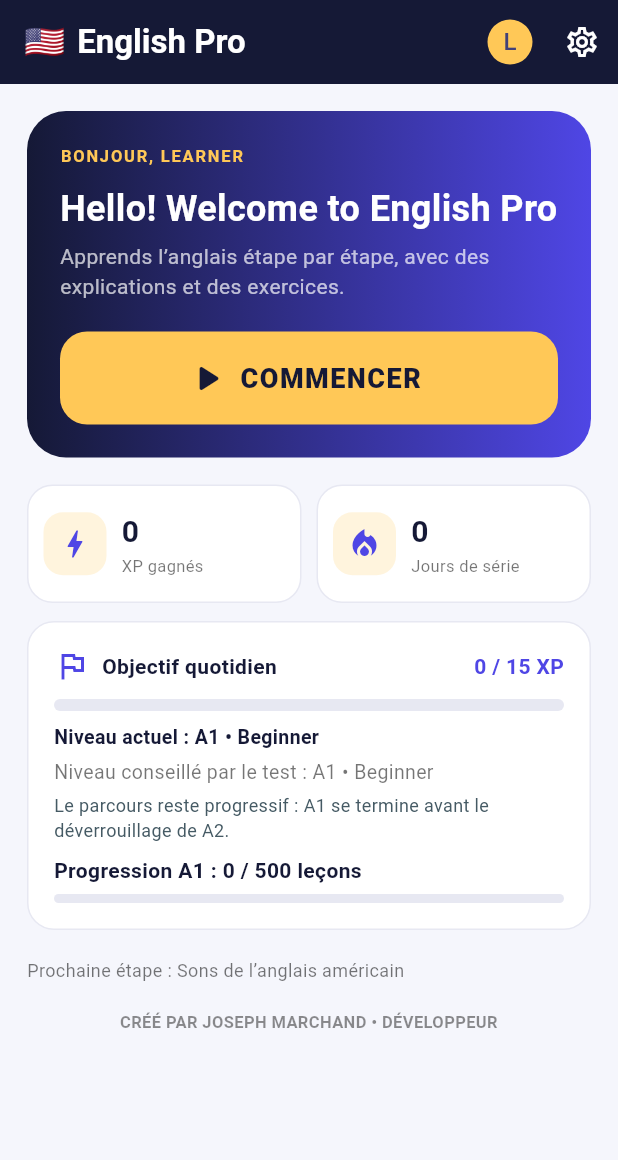
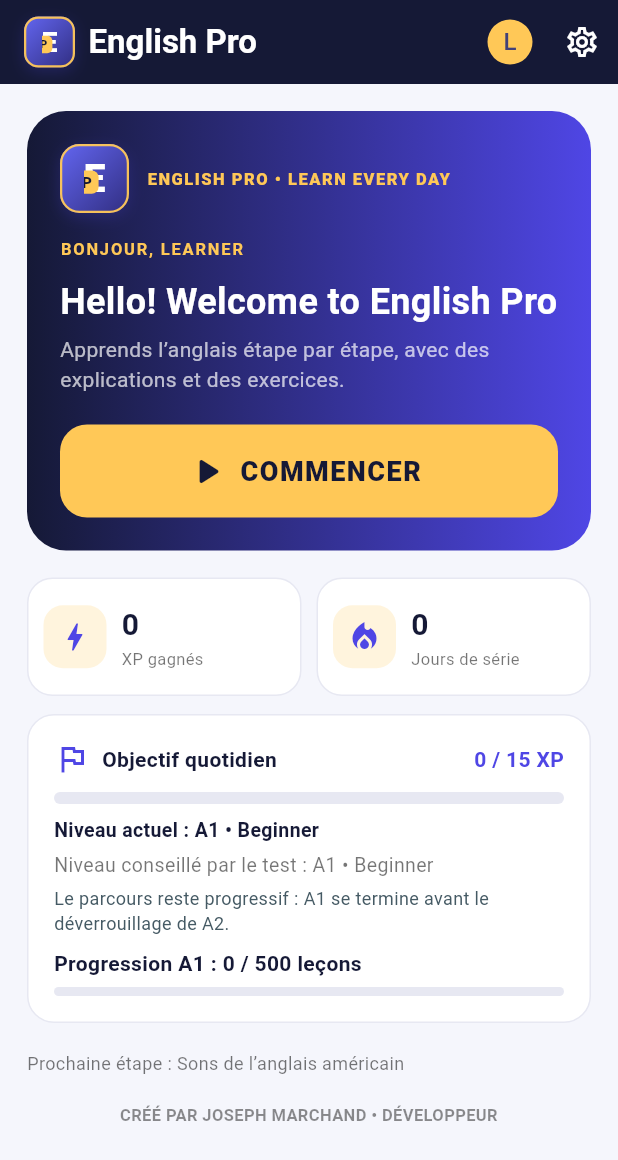
Before and after one commit to jmarchand282-dot/English-pro, a Flutter app: the screen it shows after launch, on a phone screen of 412 x 824 dp. Shown: the top 1160 px of the screen. Run offline on Flutter 3.47's test engine with Material 3 defaults, Android fonts, the phone set to English and light mode, and no system bars; our stand-ins replace flutter_local_notifications, flutter_timezone, flutter_tts, image_picker, shared_preferences, speech_to_text and 1 more.

Commit message:
Add reusable English Pro brand mark to app header and home screen

```diff
--- a/lib/main.dart
+++ b/lib/main.dart
@@ -77,7 +77,7 @@ class _AppHomeState extends State<AppHome> {
   final totalA1=total('A1');
   return Scaffold(
    appBar:AppBar(
-    title:const Row(children:[Text('🇺🇸',style:TextStyle(fontSize:22)),SizedBox(width:8),Text('English Pro',style:TextStyle(fontWeight:FontWeight.bold))]),
+    title:const Row(children:[EnglishProBrandMark(size:34),SizedBox(width:9),Text('English Pro',style:TextStyle(fontWeight:FontWeight.bold))]),
     actions:[
      IconButton(onPressed:profile,icon:avatar(photo,name,30),tooltip:'Profil'),
      IconButton(onPressed:settings,icon:const Icon(Icons.settings_outlined),tooltip:'Paramètres'),
@@ -85,6 +85,8 @@ class _AppHomeState extends State<AppHome> {
    ),
    body:ListView(padding:const EdgeInsets.fromLTRB(18,18,18,24),children:[
     Container(padding:const EdgeInsets.all(22),decoration:BoxDecoration(gradient:const LinearGradient(colors:[navy,blue]),borderRadius:BorderRadius.circular(26)),child:Column(crossAxisAlignment:CrossAxisAlignment.start,children:[
+     const Row(children:[EnglishProBrandMark(size:46),SizedBox(width:12),Expanded(child:Text('ENGLISH PRO • LEARN EVERY DAY',style:TextStyle(color:gold,fontSize:11,fontWeight:FontWeight.w900,letterSpacing:1.0)))]),
+     const SizedBox(height:16),
      Text('BONJOUR, ${name.toUpperCase()}',style:const TextStyle(color:gold,fontSize:11,fontWeight:FontWeight.bold,letterSpacing:1.2)),
      const SizedBox(height:12),
      const Text('Hello! Welcome to English Pro',style:TextStyle(color:Colors.white,fontSize:24,fontWeight:FontWeight.bold,height:1.2)),
@@ -703,3 +705,43 @@ class SettingsPage extends StatelessWidget{
  ]));
 }
 Widget avatar(String? data,String name,double size){Widget child;if(data!=null){try{child=Image.memory(base64Decode(data),width:size,height:size,fit:BoxFit.cover);}catch(_){child=Text(name.isEmpty?'E':name[0].toUpperCase());}}else{child=Text(name.isEmpty?'E':name[0].toUpperCase());}return CircleAvatar(radius:size/2,backgroundColor:gold,child:ClipOval(child:SizedBox(width:size,height:size,child:Center(child:child))));}
+
+
+/// Reusable vector-style brand mark; no network image is required.
+class EnglishProBrandMark extends StatelessWidget {
+  final double size;
+  const EnglishProBrandMark({super.key, this.size = 42});
+  @override
+  Widget build(BuildContext context) => Container(
+    width: size,
+    height: size,
+    decoration: BoxDecoration(
+      gradient: const LinearGradient(
+        begin: Alignment.topLeft,
+        end: Alignment.bottomRight,
+        colors: [Color(0xFF6366F1), Color(0xFF312E81)],
+      ),
+      borderRadius: BorderRadius.circular(size * 0.28),
+      border: Border.all(color: gold.withValues(alpha: 0.95), width: 1.5),
+      boxShadow: [BoxShadow(color: blue.withValues(alpha: 0.22), blurRadius: 8, offset: const Offset(0, 3))],
+    ),
+    alignment: Alignment.center,
+    child: Stack(
+      alignment: Alignment.center,
+      children: [
+        Text('E', style: TextStyle(color: Colors.white, fontSize: size * 0.56, fontWeight: FontWeight.w900, height: 1)),
+        Positioned(
+          right: size * 0.10,
+          bottom: size * 0.06,
+          child: Container(
+            width: size * 0.34,
+            height: size * 0.34,
+            decoration: BoxDecoration(color: gold, borderRadius: BorderRadius.circular(size * 0.10)),
+            alignment: Alignment.center,
+            child: Text('P', style: TextStyle(color: navy, fontSize: size * 0.22, fontWeight: FontWeight.w900, height: 1)),
+          ),
+        ),
+      ],
+    ),
+  );
+}
```
